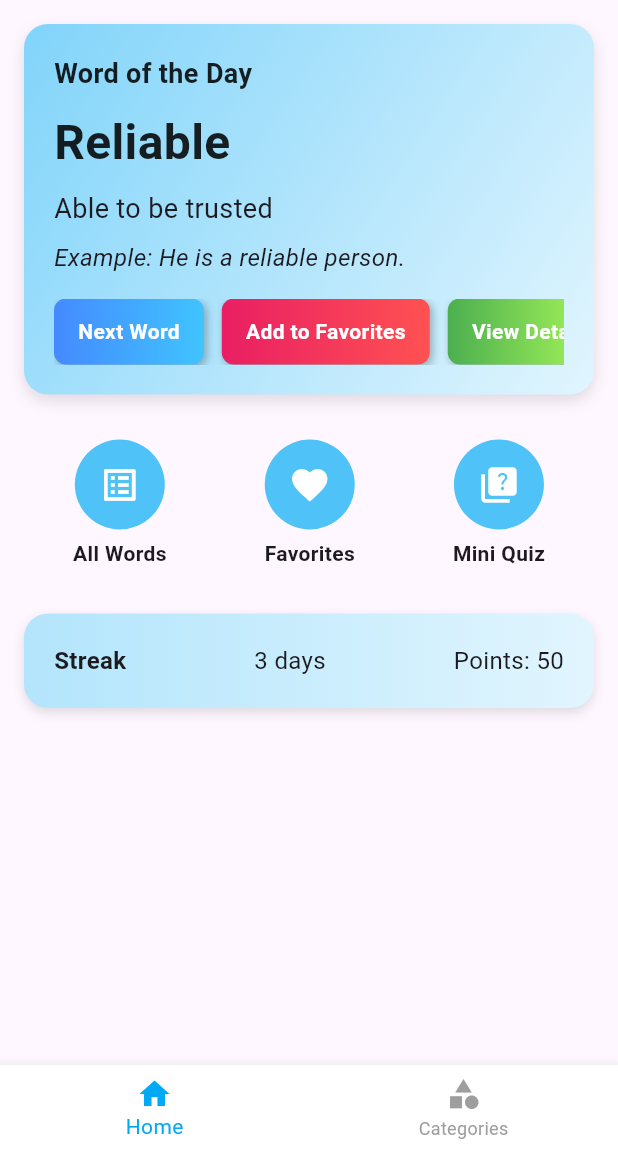
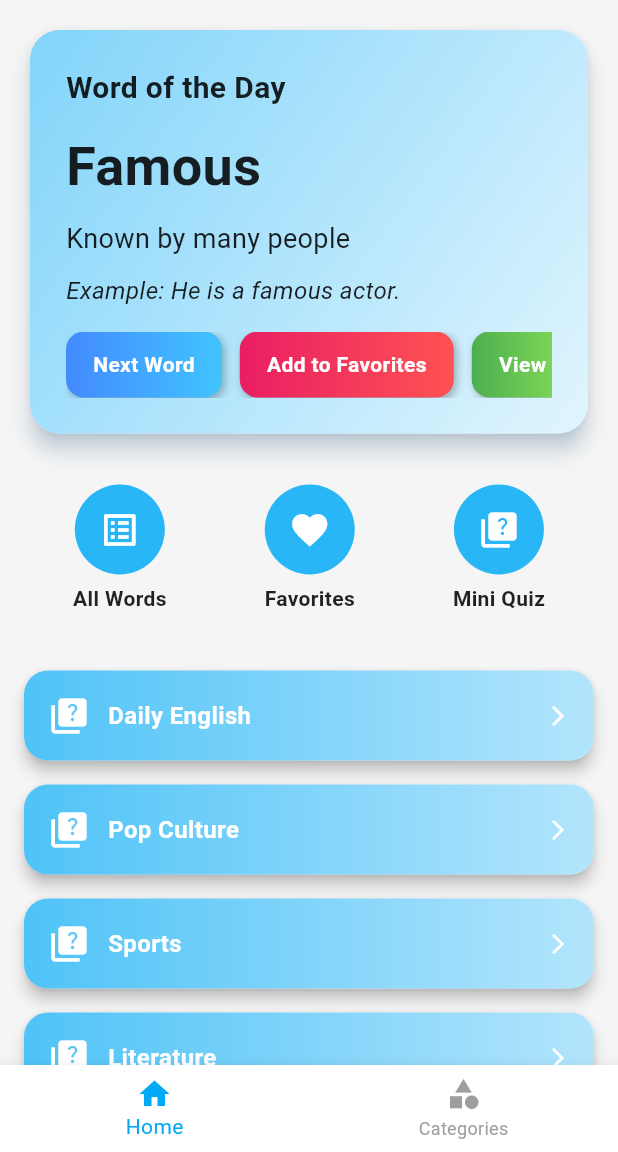
Before and after one commit to sailesh818/vocabmaster, a Flutter app: the screen it shows after launch, after a tap on "Next Word", on a phone screen of 412 x 824 dp, the part 84-1236 px from its top. Run offline on Flutter 3.47's test engine with Material 3 defaults, Android fonts, the phone set to English and light mode, and no system bars.

Commit message:
improved UI and added more quiz vocabs

```diff
--- a/lib/home/pages/home_pages.dart
+++ b/lib/home/pages/home_pages.dart
@@ -2,10 +2,10 @@ import 'dart:math';
 import 'package:flutter/material.dart';
 import 'package:provider/provider.dart';
 import 'package:vocab_master/providers/words_provider.dart';
-import 'package:vocab_master/home/pages/test_json_page.dart'; // All Words
-import 'package:vocab_master/home/pages/favorites_page.dart'; // Favorites
-import 'package:vocab_master/home/pages/mini_quiz_page.dart'; // Mini Quiz
-import 'package:vocab_master/home/pages/word_detail_page.dart'; // Word Detail
+import 'package:vocab_master/home/pages/test_json_page.dart';
+import 'package:vocab_master/home/pages/favorites_page.dart';
+import 'package:vocab_master/home/pages/mini_quiz_page.dart';
+import 'package:vocab_master/home/pages/word_detail_page.dart';
 
 class HomePages extends StatefulWidget {
   const HomePages({super.key});
@@ -16,17 +16,20 @@ class HomePages extends StatefulWidget {
 
 class _HomePagesState extends State<HomePages> {
   int dailyWordIndex = 0;
+  bool isLoading = true;
 
   @override
   void initState() {
     super.initState();
     final wordsProvider = Provider.of<WordsProvider>(context, listen: false);
 
-    // Safely pick a random word after first frame
-    WidgetsBinding.instance.addPostFrameCallback((_) {
+    WidgetsBinding.instance.addPostFrameCallback((_) async {
+      await wordsProvider.loadAllWords();
+
       if (wordsProvider.words.isNotEmpty) {
         setState(() {
           dailyWordIndex = Random().nextInt(wordsProvider.words.length);
+          isLoading = false;
         });
       }
     });
@@ -53,15 +56,17 @@ class _HomePagesState extends State<HomePages> {
   Widget build(BuildContext context) {
     final wordsProvider = Provider.of<WordsProvider>(context);
 
-    if (wordsProvider.words.isEmpty) {
+    if (isLoading) {
       return const Scaffold(
-        body: Center(child: CircularProgressIndicator()),
+        body: Center(child: CircularProgressIndicator(color: Colors.lightBlue)),
       );
     }
 
     final word = wordsProvider.words[dailyWordIndex];
+    final categories = wordsProvider.categoryWords.keys.toList();
 
     return Scaffold(
+      backgroundColor: Colors.grey.shade100,
       appBar: AppBar(
         title: const Text("Vocab Master"),
         backgroundColor: Colors.lightBlue,
@@ -91,74 +96,68 @@ class _HomePagesState extends State<HomePages> {
         padding: const EdgeInsets.all(16.0),
         child: Column(
           children: [
-            // Daily Word Section
-            Container(
+            // ------------------------
+            // Daily Word Card
+            // ------------------------
+            Card(
+              shape: RoundedRectangleBorder(borderRadius: BorderRadius.circular(20)),
+              elevation: 6,
+              shadowColor: Colors.blue.shade100,
+              child: Container(
                 decoration: BoxDecoration(
+                  borderRadius: BorderRadius.circular(20),
                   gradient: LinearGradient(
                     colors: [Colors.lightBlue.shade200, Colors.lightBlue.shade50],
                     begin: Alignment.topLeft,
                     end: Alignment.bottomRight,
                   ),
-                borderRadius: BorderRadius.circular(16),
-                boxShadow: [
-                  BoxShadow(
-                    color: Colors.black12,
-                    blurRadius: 8,
-                    offset: Offset(0, 4),
                 ),
-                ],
-              ),
-              child: Padding(
-                padding: const EdgeInsets.all(20.0),
+                padding: const EdgeInsets.all(24),
                 child: Column(
                   crossAxisAlignment: CrossAxisAlignment.start,
                   children: [
                     const Text(
                       "Word of the Day",
                       style: TextStyle(
-                          fontSize: 18,
-                          fontWeight: FontWeight.bold,
-                          color: Colors.black87),
+                          fontSize: 20, fontWeight: FontWeight.bold, color: Colors.black87),
+                    ),
+                    const SizedBox(height: 12),
+                    Text(
+                      word["word"],
+                      style: const TextStyle(
+                          fontSize: 36, fontWeight: FontWeight.bold, color: Colors.black87),
                     ),
                     const SizedBox(height: 10),
                     Text(
-                      word["word"],
-                      style: const TextStyle(
-                          fontSize: 32,
-                          fontWeight: FontWeight.bold,
-                          color: Colors.black87),
+                      word["meaning"],
+                      style: const TextStyle(fontSize: 18, color: Colors.black87),
                     ),
-                    const SizedBox(height: 8),
-                    Text(
-                      word["meaning"],
-                      style: const TextStyle(fontSize: 18),
-                    ),
-                    const SizedBox(height: 8),
+                    const SizedBox(height: 10),
                     Text(
                       "Example: ${word["example"]}",
                       style: const TextStyle(
-                          fontSize: 16, fontStyle: FontStyle.italic),
+                          fontSize: 16, fontStyle: FontStyle.italic, color: Colors.black87),
                     ),
                     const SizedBox(height: 16),
-                    // Flow buttons scrollable
                     SingleChildScrollView(
                       scrollDirection: Axis.horizontal,
                       child: Row(
                         children: [
-                          _gradientButton("Next Word", showNextWord,
-                              Colors.blueAccent, Colors.lightBlueAccent),
+                          _gradientButton(
+                              "Next Word", showNextWord, Colors.blueAccent, Colors.lightBlueAccent),
                           const SizedBox(width: 12),
-                          _gradientButton("Add to Favorites",
-                              () => addToFavorites(word), Colors.pink, Colors.redAccent),
+                          _gradientButton(
+                              "Add to Favorites",
+                              () => addToFavorites(word),
+                              Colors.pink,
+                              Colors.redAccent),
                           const SizedBox(width: 12),
                           _gradientButton(
                               "View Details",
                               () => Navigator.push(
                                   context,
                                   MaterialPageRoute(
-                                        builder: (_) =>
-                                            WordDetailPage(word: word)),
-                                  ),
+                                      builder: (_) => WordDetailPage(word: word))),
                               Colors.green,
                               Colors.lightGreenAccent),
                         ],
@@ -168,8 +167,12 @@ class _HomePagesState extends State<HomePages> {
                 ),
               ),
             ),
+
             const SizedBox(height: 30),
-            // Quick Actions
+
+            // ------------------------
+            // Quick Actions Row
+            // ------------------------
             Row(
               mainAxisAlignment: MainAxisAlignment.spaceAround,
               children: [
@@ -179,8 +182,7 @@ class _HomePagesState extends State<HomePages> {
                   onTap: () {
                     Navigator.push(
                       context,
-                      MaterialPageRoute(
-                          builder: (_) => const TestJsonPage()),
+                      MaterialPageRoute(builder: (_) => const TestJsonPage()),
                     );
                   },
                 ),
@@ -206,39 +208,59 @@ class _HomePagesState extends State<HomePages> {
                 ),
               ],
             ),
+
             const SizedBox(height: 30),
-            // Streak / Progress
-            Container(
+
+            // ------------------------
+            // Category Quiz Cards
+            // ------------------------
+            Column(
+              children: categories.map((category) {
+                return _categoryQuizBox(category, () {
+                  Navigator.push(
+                    context,
+                    MaterialPageRoute(
+                      builder: (_) => MiniQuizPage(
+                        isBusinessQuiz: category == "Business",
+                        category: category,
+                      ),
+                    ),
+                  );
+                });
+              }).toList(),
+            ),
+
+            const SizedBox(height: 30),
+
+            // ------------------------
+            // Streak / Progress Card
+            // ------------------------
+            Card(
+              shape: RoundedRectangleBorder(borderRadius: BorderRadius.circular(20)),
+              elevation: 4,
+              child: Container(
                 decoration: BoxDecoration(
+                  borderRadius: BorderRadius.circular(20),
                   gradient: LinearGradient(
-                  colors: [Colors.lightBlue.shade100, Colors.lightBlue.shade50],
+                      colors: [Colors.lightBlue.shade100, Colors.lightBlue.shade50]),
                 ),
-                borderRadius: BorderRadius.circular(16),
-                boxShadow: [
-                  BoxShadow(
-                    color: Colors.black12,
-                    blurRadius: 6,
-                    offset: Offset(0, 3),
-                  ),
+                padding: const EdgeInsets.all(20),
+                child: Row(
+                  mainAxisAlignment: MainAxisAlignment.spaceAround,
+                  children: const [
+                    Column(
+                      children: [
+                        Text("Streak", style: TextStyle(fontSize: 16, fontWeight: FontWeight.bold)),
+                        SizedBox(height: 6),
+                        Text("3 days", style: TextStyle(fontSize: 16)),
                       ],
                     ),
-              child: Padding(
-                padding: const EdgeInsets.all(20.0),
-                child: Row(
-                  mainAxisAlignment: MainAxisAlignment.spaceBetween,
-                  children: const [
-                    Text(
-                      "Streak",
-                      style: TextStyle(
-                          fontSize: 16, fontWeight: FontWeight.bold),
-                    ),
-                    Text(
-                      "3 days",
-                      style: TextStyle(fontSize: 16),
-                    ),
-                    Text(
-                      "Points: 50",
-                      style: TextStyle(fontSize: 16),
+                    Column(
+                      children: [
+                        Text("Points", style: TextStyle(fontSize: 16, fontWeight: FontWeight.bold)),
+                        SizedBox(height: 6),
+                        Text("50", style: TextStyle(fontSize: 16)),
+                      ],
                     ),
                   ],
                 ),
@@ -250,11 +272,11 @@ class _HomePagesState extends State<HomePages> {
     );
   }
 
+  // ------------------------
   // Quick Action Widget
+  // ------------------------
   Widget _quickAction(
-      {required IconData icon,
-      required String label,
-      required VoidCallback onTap}) {
+      {required IconData icon, required String label, required VoidCallback onTap}) {
     return InkWell(
       onTap: onTap,
       borderRadius: BorderRadius.circular(12),
@@ -262,30 +284,30 @@ class _HomePagesState extends State<HomePages> {
         children: [
           CircleAvatar(
             radius: 30,
-            backgroundColor: Colors.lightBlue.shade300,
+            backgroundColor: Colors.lightBlue.shade400,
             child: Icon(icon, size: 28, color: Colors.white),
           ),
           const SizedBox(height: 6),
-          Text(
-            label,
-            style: const TextStyle(fontWeight: FontWeight.bold),
-          ),
+          Text(label,
+              style: const TextStyle(fontWeight: FontWeight.bold, color: Colors.black87)),
         ],
       ),
     );
   }
 
-  // Gradient Button for actions
+  // ------------------------
+  // Gradient Button Widget
+  // ------------------------
   Widget _gradientButton(
       String text, VoidCallback onTap, Color startColor, Color endColor) {
     return InkWell(
       onTap: onTap,
-      borderRadius: BorderRadius.circular(8),
+      borderRadius: BorderRadius.circular(12),
       child: Container(
-        padding: const EdgeInsets.symmetric(horizontal: 16, vertical: 12),
+        padding: const EdgeInsets.symmetric(horizontal: 18, vertical: 12),
         decoration: BoxDecoration(
           gradient: LinearGradient(colors: [startColor, endColor]),
-          borderRadius: BorderRadius.circular(8),
+          borderRadius: BorderRadius.circular(12),
           boxShadow: const [
             BoxShadow(color: Colors.black26, blurRadius: 4, offset: Offset(2, 2))
           ],
@@ -297,4 +319,41 @@ class _HomePagesState extends State<HomePages> {
       ),
     );
   }
+
+  // ------------------------
+  // Category Quiz Box Widget
+  // ------------------------
+  Widget _categoryQuizBox(String title, VoidCallback onTap) {
+    return InkWell(
+      onTap: onTap,
+      child: Card(
+        shape: RoundedRectangleBorder(borderRadius: BorderRadius.circular(16)),
+        elevation: 4,
+        margin: const EdgeInsets.symmetric(vertical: 8),
+        child: Container(
+          padding: const EdgeInsets.all(16),
+          decoration: BoxDecoration(
+            borderRadius: BorderRadius.circular(16),
+            gradient: LinearGradient(
+              colors: [Colors.lightBlue.shade300, Colors.lightBlue.shade100],
+            ),
+          ),
+          child: Row(
+            children: [
+              const Icon(Icons.quiz, color: Colors.white, size: 28),
+              const SizedBox(width: 12),
+              Expanded(
+                child: Text(
+                  title,
+                  style: const TextStyle(
+                      color: Colors.white, fontWeight: FontWeight.bold, fontSize: 16),
+                ),
+              ),
+              const Icon(Icons.arrow_forward_ios, color: Colors.white, size: 16),
+            ],
+          ),
+        ),
+      ),
+    );
   }
+}
--- a/lib/main.dart
+++ b/lib/main.dart
@@ -1,8 +1,6 @@
 import 'package:flutter/material.dart';
 import 'package:provider/provider.dart';
-//import 'package:vocab_master/home/pages/home_pages.dart';
 import 'package:vocab_master/navigation_bar/pages/navigationbar.dart';
-//import 'package:vocab_master/home/pages/test_json_page.dart';
 import 'package:vocab_master/providers/words_provider.dart';
 
 void main() {
@@ -17,7 +15,7 @@ class MyApp extends StatelessWidget {
     return MultiProvider(
       providers: [
         ChangeNotifierProvider(
-          create: (_) => WordsProvider()..loadWords(), // Load JSON on start
+          create: (_) => WordsProvider()..loadWords(),
         ),
       ],
       child: MaterialApp(
--- a/lib/providers/words_provider.dart
+++ b/lib/providers/words_provider.dart
@@ -3,19 +3,14 @@ import 'package:flutter/material.dart';
 import 'package:flutter/services.dart';
 
 class WordsProvider extends ChangeNotifier {
-  // All words (for Home / Daily Words)
-  List<Map<String, dynamic>> words = [];
-
-  // Favorites
+  List<Map<String, dynamic>> words = []; // all words (main + categories)
   List<Map<String, dynamic>> favoriteWords = [];
 
-  // Category-specific words
+  // Dynamic category storage
   Map<String, List<Map<String, dynamic>>> categoryWords = {};
-
-  // Track loading state per category
   Map<String, bool> categoryLoading = {};
 
-  // Map category names to their JSON filenames
+  // Map categories → JSON files
   final Map<String, String> categoryFileMap = {
     "Daily English": "daily_english.json",
     "Pop Culture": "pop_culture.json",
@@ -29,7 +24,9 @@ class WordsProvider extends ChangeNotifier {
     "Fun & Challenge": "fun_challenge.json",
   };
 
-  /// Load main words.json (for Home / Daily Word)
+  /// ---------------------------
+  /// Load main words.json (Home)
+  /// ---------------------------
   Future<void> loadWords() async {
     try {
       final String response = await rootBundle.loadString('assets/words.json');
@@ -42,15 +39,17 @@ class WordsProvider extends ChangeNotifier {
     }
   }
 
-  /// Load words for a specific category from assets/<category_file>
+  /// ----------------------------------------------------
+  /// Load words of a specific category (like Business)
+  /// ----------------------------------------------------
   Future<void> loadCategoryWords(String category) async {
-    if (categoryWords.containsKey(category)) return; // Already loaded
+    if (categoryWords.containsKey(category)) return; // already loaded
+
     categoryLoading[category] = true;
     notifyListeners();
 
     final String? fileName = categoryFileMap[category];
     if (fileName == null) {
-      // No file mapped for this category
       categoryWords[category] = [];
       categoryLoading[category] = false;
       notifyListeners();
@@ -58,19 +57,40 @@ class WordsProvider extends ChangeNotifier {
     }
 
     try {
-      final String response =
-          await rootBundle.loadString('assets/$fileName');
+      final String response = await rootBundle.loadString('assets/$fileName');
       final List data = json.decode(response);
       categoryWords[category] = List<Map<String, dynamic>>.from(data);
     } catch (e) {
-      categoryWords[category] = []; // If file not found or error
+      categoryWords[category] = [];
     } finally {
       categoryLoading[category] = false;
       notifyListeners();
     }
   }
 
-  /// Get words by category (returns a copy to prevent external mutation)
+  /// -------------------------------------------------------------
+  /// Load main words first, then all category words in parallel
+  /// -------------------------------------------------------------
+  Future<void> loadAllWords({bool includeCategories = true}) async {
+    await loadWords(); // load main words first
+    if (!includeCategories) return;
+
+    // Load all category words in parallel
+    await Future.wait(
+      categoryFileMap.keys.map((category) => loadCategoryWords(category)),
+    );
+
+    // Combine main + all categories for search / explore
+    List<Map<String, dynamic>> allCategoryWords = [];
+    for (var catList in categoryWords.values) {
+      allCategoryWords.addAll(catList);
+    }
+
+    words = [...words, ...allCategoryWords];
+    notifyListeners();
+  }
+
+  /// Get words by category name
   List<Map<String, dynamic>> getWordsByCategory(String category) {
     return List<Map<String, dynamic>>.from(categoryWords[category] ?? []);
   }
@@ -80,7 +100,9 @@ class WordsProvider extends ChangeNotifier {
     return categoryLoading[category] ?? false;
   }
 
-  /// Favorites management
+  /// -------------------------
+  /// Favorite Words Management
+  /// -------------------------
   void addFavorite(Map<String, dynamic> word) {
     if (!favoriteWords.any((w) => w["word"] == word["word"])) {
       favoriteWords.add(Map<String, dynamic>.from(word));
--- a/pubspec.yaml
+++ b/pubspec.yaml
@@ -16,7 +16,7 @@ publish_to: 'none' # Remove this line if you wish to publish to pub.dev
 # https://developer.apple.com/library/archive/documentation/General/Reference/InfoPlistKeyReference/Articles/CoreFoundationKeys.html
 # In Windows, build-name is used as the major, minor, and patch parts
 # of the product and file versions while build-number is used as the build suffix.
-version: 1.0.0+1
+version: 1.1.1+3
 
 environment:
   sdk: ^3.10.0
@@ -36,6 +36,7 @@ dependencies:
   cupertino_icons: ^1.0.8
   flutter_launcher_icons: ^0.14.4
   provider: ^6.1.5+1
+  #audioplayer: any
 
 dev_dependencies:
   flutter_test:
```
Also changed, not shown: lib/home/pages/mini_quiz_page.dart (+41 -20 lines), lib/home/pages/test_json_page.dart (+31 -6 lines), 1 other file. Lines whose indentation alone changed are shown as unchanged.
